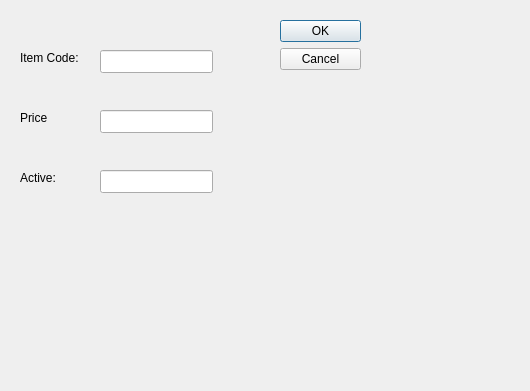
cdefaz08/WMS, file WMS_System/UI/add_item.ui: the form before one commit.
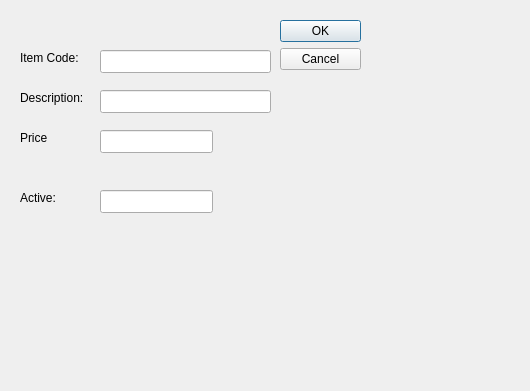
The form after the commit.

Commit message: Added description field on ItemSearch and updated FASTAPI endpoint to create and update the item info on DB

```diff
--- a/WMS_System/UI/add_item.ui
+++ b/WMS_System/UI/add_item.ui
@@ -46,7 +46,7 @@
    <property name="geometry">
     <rect>
      <x>20</x>
-     <y>110</y>
+     <y>130</y>
      <width>91</width>
      <height>16</height>
     </rect>
@@ -59,7 +59,7 @@
    <property name="geometry">
     <rect>
      <x>20</x>
-     <y>170</y>
+     <y>190</y>
      <width>91</width>
      <height>16</height>
     </rect>
@@ -73,7 +73,7 @@
     <rect>
      <x>100</x>
      <y>50</y>
-     <width>113</width>
+     <width>171</width>
      <height>23</height>
     </rect>
    </property>
@@ -82,7 +82,7 @@
    <property name="geometry">
     <rect>
      <x>100</x>
-     <y>110</y>
+     <y>130</y>
      <width>113</width>
      <height>23</height>
     </rect>
@@ -92,12 +92,35 @@
    <property name="geometry">
     <rect>
      <x>100</x>
-     <y>170</y>
+     <y>190</y>
      <width>113</width>
      <height>23</height>
     </rect>
    </property>
   </widget>
+  <widget class="QLabel" name="lb_ItemID_2">
+   <property name="geometry">
+    <rect>
+     <x>20</x>
+     <y>90</y>
+     <width>91</width>
+     <height>16</height>
+    </rect>
+   </property>
+   <property name="text">
+    <string>Description:</string>
+   </property>
+  </widget>
+  <widget class="QLineEdit" name="lineEdit_description">
+   <property name="geometry">
+    <rect>
+     <x>100</x>
+     <y>90</y>
+     <width>171</width>
+     <height>23</height>
+    </rect>
+   </property>
+  </widget>
  </widget>
  <resources/>
  <connections>
```
The commit also changes 9 other files.
